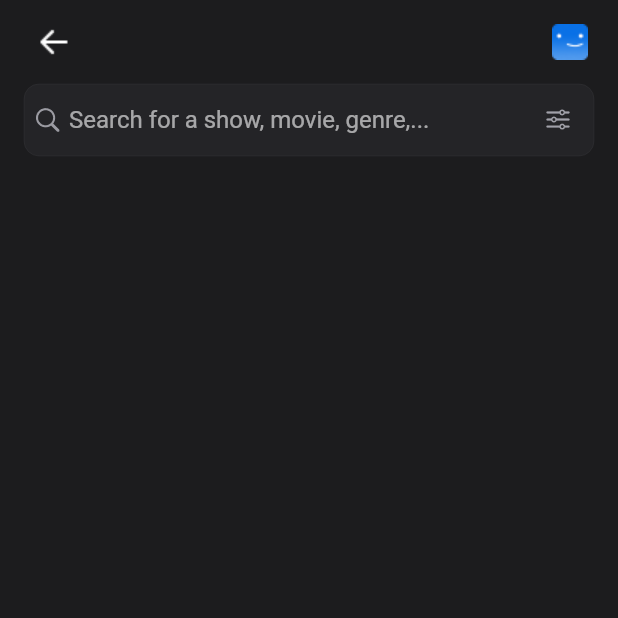
After one commit to credeo/movie_wtc, a Flutter app: the SearchPage screen opened by its route, on a phone screen of 412 x 824 dp, the top half of it. The commit adds this screen. Run offline on Flutter 3.47's test engine with Material 2 defaults, Android fonts, the phone set to English and light mode, and no system bars; our stand-ins replace easy_localization, flick_video_player, go_router, kiwi, share_plus, smooth_page_indicator and 1 more; missing offline and left inert: easy_logger.

Commit message:
textField on search page

```diff
--- a/lib/pages/coming_soon.dart
+++ b/lib/pages/coming_soon.dart
@@ -31,9 +31,14 @@ class ComingSoon extends StatelessWidget {
             case HomeState.ready:
               widget = Column(
                 children: [
-                  const SafeArea(child: CustomAppBar()),
+                  const SafeArea(
+                      child: CustomAppBar(
+                    hasNotificationButton: true,
+                  )),
                   Expanded(
-                    child: renderPage(context: context, comingSoonProvider: comingSoonProvider),
+                    child: renderPage(
+                        context: context,
+                        comingSoonProvider: comingSoonProvider),
                   ),
                 ],
               );
@@ -45,7 +50,9 @@ class ComingSoon extends StatelessWidget {
     );
   }
 
-  Widget renderPage({required BuildContext context, required ComingSoonProvider comingSoonProvider}) {
+  Widget renderPage(
+      {required BuildContext context,
+      required ComingSoonProvider comingSoonProvider}) {
     return ListView.builder(
       itemCount: 1 + comingSoonProvider.comingSoonMovies.length,
       padding: const EdgeInsets.only(top: 8),
@@ -61,7 +68,10 @@ class ComingSoon extends StatelessWidget {
           );
         } else {
           final movie = comingSoonProvider.comingSoonMovies[index - 1];
-          widget = buildComingSoonCell(context: context, movie: movie, comingSoonProvider: comingSoonProvider);
+          widget = buildComingSoonCell(
+              context: context,
+              movie: movie,
+              comingSoonProvider: comingSoonProvider);
         }
         return widget;
       },
@@ -83,8 +93,9 @@ class ComingSoon extends StatelessWidget {
             children: [
               Text(
                 formatDateToShortMonth(movie.releaseDate).toUpperCase(),
-                style:
-                    CustomTextStyles.of(context).semiBold14.apply(color: CustomColors.of(context).primaryText.withOpacity(0.6)),
+                style: CustomTextStyles.of(context).semiBold14.apply(
+                    color:
+                        CustomColors.of(context).primaryText.withOpacity(0.6)),
               ),
               Text(
                 movie.releaseDate.day.toString(),
@@ -150,12 +161,16 @@ class ComingSoon extends StatelessWidget {
                     text: '${'coming_soon_genres'.tr()}: ',
                     children: [
                       TextSpan(
-                        text: movie.genres.map((e) => e.toLocalisedString()).join(', '),
+                        text: movie.genres
+                            .map((e) => e.toLocalisedString())
+                            .join(', '),
                         style: CustomTextStyles.of(context).regular12,
                       ),
                     ],
                   ),
-                  style: CustomTextStyles.of(context).regular12.apply(color: CustomColors.of(context).inactive),
+                  style: CustomTextStyles.of(context)
+                      .regular12
+                      .apply(color: CustomColors.of(context).inactive),
                 ),
                 const SizedBox(height: 16),
                 Row(
@@ -167,7 +182,8 @@ class ComingSoon extends StatelessWidget {
                           title: 'coming_soon_info'.tr(),
                           iconPath: 'assets/icons/icon_info.png',
                           onPressed: () {
-                            context.goNamed(MovieDetails.pageName, params: {'id': movie.id});
+                            context.goNamed(MovieDetails.pageName,
+                                params: {'id': movie.id});
                           },
                         ),
                       ),
@@ -184,7 +200,8 @@ class ComingSoon extends StatelessWidget {
                                 iconPath: 'assets/icons/icon_checkmark.png',
                                 title: 'coming_soon_my_list_button'.tr(),
                                 onPressed: () {
-                                  comingSoonProvider.removeMovieFromMyList(movie);
+                                  comingSoonProvider
+                                      .removeMovieFromMyList(movie);
                                 },
                               )
                             : CustomSecondaryButton(
--- a/lib/pages/downloads.dart
+++ b/lib/pages/downloads.dart
@@ -20,8 +20,13 @@ class Downloads extends StatelessWidget {
         builder: (context, downloadsProvider, child) {
           return Column(
             children: [
-              const SafeArea(child: CustomAppBar()),
-              Expanded(child: renderPage(context: context, downloadsProvider: downloadsProvider))
+              const SafeArea(
+                  child: CustomAppBar(
+                hasNotificationButton: true,
+              )),
+              Expanded(
+                  child: renderPage(
+                      context: context, downloadsProvider: downloadsProvider))
             ],
           );
         },
@@ -29,7 +34,9 @@ class Downloads extends StatelessWidget {
     );
   }
 
-  Widget renderPage({required BuildContext context, required DownloadsProvider downloadsProvider}) {
+  Widget renderPage(
+      {required BuildContext context,
+      required DownloadsProvider downloadsProvider}) {
     return ListView.builder(
       padding: const EdgeInsets.only(top: 8, bottom: 16),
       itemCount: 2 + downloadsProvider.downloadedMovies.length,
@@ -49,7 +56,8 @@ class Downloads extends StatelessWidget {
                   ),
                   const Spacer(),
                   CupertinoButton(
-                    padding: const EdgeInsets.symmetric(horizontal: 20, vertical: 8),
+                    padding:
+                        const EdgeInsets.symmetric(horizontal: 20, vertical: 8),
                     onPressed: () {
                       downloadsProvider.clearDownloads();
                     },
@@ -70,7 +78,8 @@ class Downloads extends StatelessWidget {
           widget = Align(
             alignment: Alignment.centerLeft,
             child: Padding(
-              padding: const EdgeInsets.only(top: 8.0, left: 20, right: 20, bottom: 12),
+              padding: const EdgeInsets.only(
+                  top: 8.0, left: 20, right: 20, bottom: 12),
               child: TextButton.icon(
                 style: ButtonStyle(
                   alignment: Alignment.centerLeft,
@@ -78,7 +87,8 @@ class Downloads extends StatelessWidget {
                 ),
                 onPressed: () {
                   showModalBottomSheet(
-                    backgroundColor: CustomColors.of(context).secondaryBackground,
+                    backgroundColor:
+                        CustomColors.of(context).secondaryBackground,
                     shape: RoundedRectangleBorder(
                       borderRadius: BorderRadius.circular(20.0),
                     ),
--- a/lib/pages/movie_player.dart
+++ b/lib/pages/movie_player.dart
@@ -1,5 +1,6 @@
 import 'package:flick_video_player/flick_video_player.dart';
 import 'package:flutter/material.dart';
+import 'package:go_router/go_router.dart';
 import 'package:movie_wtc/providers/movie_player_provider.dart';
 import 'package:provider/provider.dart';
 
@@ -16,7 +17,10 @@ class MoviePlayer extends StatelessWidget {
       create: (context) => MoviePlayerProvider(movieId),
       child: Consumer<MoviePlayerProvider>(
         builder: (context, moviePlayerProvider, child) {
-          return SafeArea(child: FlickVideoPlayer(flickManager: moviePlayerProvider.flickManager));
+          return SafeArea(
+            child: FlickVideoPlayer(
+                flickManager: moviePlayerProvider.flickManager),
+          );
         },
       ),
     );
--- /dev/null
+++ b/lib/pages/search.dart
@@ -0,0 +1,88 @@
+import 'package:flutter/material.dart';
+import 'package:movie_wtc/extensions/custom_colors.dart';
+import 'package:movie_wtc/providers/search_provider.dart';
+import 'package:movie_wtc/widgets/custom_app_bar.dart';
+import 'package:provider/provider.dart';
+
+class SearchPage extends StatelessWidget {
+  static const pageName = '/search';
+
+  const SearchPage({Key? key}) : super(key: key);
+
+  @override
+  Widget build(BuildContext context) {
+    return Scaffold(
+      appBar: const CustomAppBar(
+        hasBackButton: true,
+      ),
+      backgroundColor: CustomColors.of(context).background,
+      body: ChangeNotifierProvider(
+        create: (context) => SearchProvider(),
+        child: Consumer<SearchProvider>(
+          builder: (context, searchProvider, child) {
+            return Container(
+              child: Column(
+                children: [
+                  getTextField(context, searchProvider),
+                ],
+              ),
+            );
+          },
+        ),
+      ),
+    );
+  }
+
+  Widget getTextField(BuildContext context, SearchProvider searchProvider) {
+    return Padding(
+      padding: const EdgeInsets.symmetric(horizontal: 16.0),
+      child: TextField(
+        decoration: InputDecoration(
+          filled: true,
+          fillColor: Color(0x18767680),
+          focusedBorder: OutlineInputBorder(
+            borderSide: const BorderSide(
+              width: 0,
+              color: Color(0x18767680),
+            ),
+            borderRadius: BorderRadius.circular(10),
+          ),
+          enabledBorder: OutlineInputBorder(
+            borderSide: const BorderSide(
+              width: 0,
+              color: Color(0x18767680),
+            ),
+            borderRadius: BorderRadius.circular(10),
+          ),
+          contentPadding: EdgeInsets.zero,
+          suffixIcon: SizedBox(
+            height: 16,
+            width: 16,
+            child: Image.asset(
+              'assets/icons/icon_slider.png',
+            ),
+          ),
+          prefixIcon: Padding(
+            padding: const EdgeInsets.only(left: 8, right: 6),
+            child: SizedBox(
+              height: 16,
+              width: 16,
+              child: Image.asset(
+                'assets/icons/icon_search_grey.png',
+              ),
+            ),
+          ),
+          prefixIconColor: Color(0xFFEBEBF5).withOpacity(0.6),
+          hintText: 'Search for a show, movie, genre,...',
+          prefixIconConstraints: const BoxConstraints(
+            maxWidth: 35,
+          ),
+        ),
+        controller: searchProvider.controller,
+        onChanged: (str) {
+          searchProvider.search();
+        },
+      ),
+    );
+  }
+}
--- /dev/null
+++ b/lib/providers/search_provider.dart
@@ -0,0 +1,25 @@
+import 'package:flutter/cupertino.dart';
+import 'package:flutter/foundation.dart';
+import 'package:kiwi/kiwi.dart';
+import 'package:movie_wtc/models/movie.dart';
+import 'package:movie_wtc/services/movie_service.dart';
+
+class SearchProvider extends ChangeNotifier {
+  List<Movie> _movies = KiwiContainer().resolve<MovieService>().suggestedMovies;
+  TextEditingController _controller = TextEditingController();
+
+  TextEditingController get controller => _controller;
+
+  SearchProvider() {
+    notifyListeners();
+  }
+
+  void search() {
+    Iterable<Movie> m = _movies.where((element) =>
+        element.title.toLowerCase().contains(controller.text.toLowerCase()));
+    for (Movie x in m) {
+      print(x.title);
+    }
+    controller.notifyListeners();
+  }
+}
--- a/lib/services/router_service.dart
+++ b/lib/services/router_service.dart
@@ -4,6 +4,7 @@ import 'package:kiwi/kiwi.dart';
 import 'package:movie_wtc/pages/movie_details.dart';
 import 'package:movie_wtc/pages/login_page.dart';
 import 'package:movie_wtc/pages/movie_player.dart';
+import 'package:movie_wtc/pages/search.dart';
 import 'package:movie_wtc/pages/tab_container.dart';
 import 'package:movie_wtc/services/appearance_service.dart';
 
@@ -19,7 +20,8 @@ class RouterService {
   void _buildRouter() {
     _goRouter = GoRouter(
       navigatorBuilder: (context, state, child) {
-        final themeData = KiwiContainer().resolve<AppearanceService>().buildTheme();
+        final themeData =
+            KiwiContainer().resolve<AppearanceService>().buildTheme();
         return Theme(
           data: themeData,
           child: child,
@@ -33,6 +35,11 @@ class RouterService {
           builder: (context, state) => const LoginPage(),
         ),
         GoRoute(
+          path: '/search',
+          name: SearchPage.pageName,
+          builder: (context, state) => const SearchPage(),
+        ),
+        GoRoute(
           path: '/home',
           name: TabContainer.pageName,
           builder: (context, state) => const TabContainer(),
@@ -40,7 +47,8 @@ class RouterService {
             GoRoute(
               path: ':id',
               name: MovieDetails.pageName,
-              builder: (context, state) => MovieDetails(movieId: state.params['id']!),
+              builder: (context, state) =>
+                  MovieDetails(movieId: state.params['id']!),
               routes: [
                 GoRoute(
                   path: 'movie_player',
--- a/lib/widgets/custom_app_bar.dart
+++ b/lib/widgets/custom_app_bar.dart
@@ -1,6 +1,8 @@
 import 'package:flutter/cupertino.dart';
 import 'package:flutter/material.dart';
 import 'package:go_router/go_router.dart';
+import 'package:movie_wtc/pages/search.dart';
+import 'package:movie_wtc/pages/tab_container.dart';
 
 class CustomAppBar extends StatelessWidget implements PreferredSizeWidget {
   final bool hasBackButton;
@@ -54,7 +56,9 @@ class CustomAppBar extends StatelessWidget implements PreferredSizeWidget {
         if (hasSearchButton)
           CupertinoButton(
             child: Image.asset('assets/icons/icon_search.png'),
-            onPressed: () {},
+            onPressed: () {
+              context.go(SearchPage.pageName);
+            },
           ),
         if (hasNotificationButton)
           CupertinoButton(
@@ -63,7 +67,10 @@ class CustomAppBar extends StatelessWidget implements PreferredSizeWidget {
           ),
         CupertinoButton(
           child: Image.asset('assets/icons/icon_profile.png'),
-          onPressed: () {},
+          onPressed: () {
+            //OBRISATI
+            context.goNamed(TabContainer.pageName);
+          },
         ),
       ],
     );
```
Also changed, not shown: assets/icons/1.5x/icon_search_grey.png (added), assets/icons/1.5x/icon_slider.png (added), assets/icons/2.0x/icon_search_grey.png (added), assets/icons/2.0x/icon_slider.png (added), assets/icons/3.0x/icon_search_grey.png (added), assets/icons/3.0x/icon_slider.png (added), assets/icons/4.0x/icon_search_grey.png (added), assets/icons/4.0x/icon_slider.png (added), assets/icons/icon_search_grey.png (added), assets/icons/icon_slider.png (added), 1 other file.
